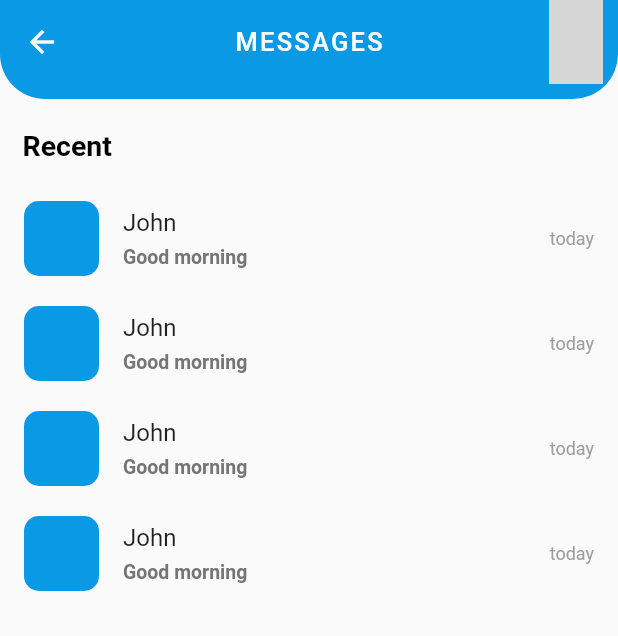
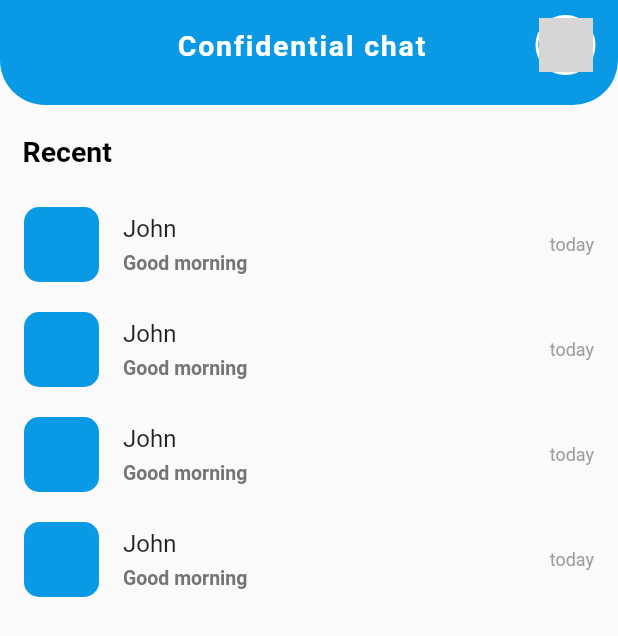
Before and after one commit to BrijeshLinearloop/ConfidentialChatApp, a Flutter app: the DashboardView screen opened by its route, on a phone screen of 412 x 824 dp. Shown: the top 636 px of the screen. Run offline on Flutter 3.47's test engine with Material 2 defaults, Android fonts, the phone set to English and light mode, and no system bars; our stand-ins replace awesome_dialog, bouncing_widget, cloud_firestore, connectivity_plus, firebase_auth, firebase_core and 8 more; accounts and stored records are empty; network calls fail; grey boxes are pictures that could not be loaded.

Commit message:
dashboard screen design and display firebase user list

```diff
--- a/lib/app/modules/dashboard/views/dashboard_view.dart
+++ b/lib/app/modules/dashboard/views/dashboard_view.dart
@@ -1,3 +1,4 @@
+import 'package:confidential_chat_app/app/routes/app_pages.dart';
 import 'package:confidential_chat_app/utils/color_constant.dart';
 import 'package:confidential_chat_app/utils/constants_class.dart';
 import 'package:confidential_chat_app/utils/math_utils.dart';
@@ -13,8 +14,10 @@ class DashboardView extends GetWidget<DashboardController> {
   @override
   Widget build(BuildContext context) {
     return Scaffold(
-      body: Stack(
+      body: SafeArea(
+        child: Stack(
           children: [
+
             Column(
               children: [
 
@@ -64,6 +67,7 @@ class DashboardView extends GetWidget<DashboardController> {
 
           ],
         ),
+      ),
     );
   }
 }
@@ -81,25 +85,38 @@ Widget HomePageHeader(DashboardController controller) {
     child: Column(
       mainAxisAlignment: MainAxisAlignment.end,
       children: [
-        AppBar(
-          centerTitle: true,
-          title: Text(
-            "MESSAGES",
+
+        Container(
+          padding: const EdgeInsets.only(right: 15,left: 15,top: 10,bottom: 10),
+          child: Row(
+            mainAxisAlignment: MainAxisAlignment.spaceBetween,
+            children: [
+              SizedBox(width: 30,height: 30,),
+
+              Text(
+                "Confidential chat",
                 overflow: TextOverflow.fade,
                 textAlign: TextAlign.left,
                 style: TextStyle(
-              letterSpacing: 1.5,
+                  letterSpacing: 1.2,
                   fontFamily: ConstantsClass.fontFamily,
                   color: ColorConstant.colorWhite,
-              fontSize: getFontSize(16),
+                  fontWeight: FontWeight.bold,
+                  fontSize: getFontSize(18),
                   // fontWeight: FontWeight.bold,
                 ),
               ),
-          elevation: 0,
-          backgroundColor: Colors.transparent,
-          actions: [
+
               Obx(() {
                 return Container(
+                  height: 40,
+                  width: 40,
+                  decoration: BoxDecoration(
+                    border: Border.all(
+                        width: 2, color: ColorConstant.colorWhite),
+                    borderRadius: const BorderRadius.all(
+                        Radius.circular(30.0)),
+                  ),
                   child: CircleAvatar(
                     backgroundImage: NetworkImage(
                         "${controller.loginUserProfile.value}"),
@@ -107,30 +124,38 @@ Widget HomePageHeader(DashboardController controller) {
                   ),
                 );
               }),
-            SizedBox(width: 10,)
+
             ],
           ),
+        ),
+
+
         SizedBox(height: 10,),
 
         Obx(() {
           return controller.listAllUsers != null &&
-              controller.listAllUsers.length > 5
+              controller.listAllUsers.length > 1
               ?
-          Padding(
-            padding: const EdgeInsets.only(right: 10.0, bottom: 5),
+          InkWell(
+            onTap: () {
+              Get.toNamed(Routes.LOGIN_USER_LIST);
+            },
+            child: Padding(
+              padding: const EdgeInsets.only(right: 15.0, bottom: 5),
               child: Row(
                 mainAxisAlignment: MainAxisAlignment.end,
                 children: [
-                Text("view more",
+                  Text("View more",
                     overflow: TextOverflow.fade,
                     textAlign: TextAlign.left,
                     style: TextStyle(
                       color: ColorConstant.colorWhite,
                       fontSize: getFontSize(14),
-                    // fontWeight: FontWeight.bold,
+                      fontWeight: FontWeight.w500,
                     ),
                   )
                 ],
+              ),
             ),
           )
               :
@@ -151,11 +176,16 @@ Widget HomePageHeader(DashboardController controller) {
                 scrollDirection: Axis.horizontal,
                 itemCount: controller.listAllUsers.length,
                 itemBuilder: (BuildContext ctx, int index) {
-                  return Row(
+                  return Container(
+                    constraints: BoxConstraints(
+                        maxWidth: 90
+                    ),
+                    child: Row(
 
                       children: [
 
-                      Column(
+                        Expanded(
+                          child: Column(
                             crossAxisAlignment: CrossAxisAlignment.center,
                             mainAxisAlignment: MainAxisAlignment.center,
                             children: [
@@ -176,20 +206,22 @@ Widget HomePageHeader(DashboardController controller) {
                                 ),
                               ),
                               Text(
-                            controller.listAllUsers[index].username.toString()
-                                .replaceAll(" ", "\n")
+                                controller.listAllUsers[index].username.toString().replaceAll(" ", "\n")
                                     .toTitleCase(),
-                            overflow: TextOverflow.fade,
+                                maxLines: 2,
+                                overflow: TextOverflow.ellipsis,
                                 textAlign: TextAlign.center,
                                 style: TextStyle(
                                   color: ColorConstant.colorWhite,
-                              fontSize: getFontSize(14),
+                                  fontSize: getFontSize(12),
                                 ),
                               )
                             ],
                           ),
+                        ),
                         const SizedBox(width: 15,)
                       ],
+                    ),
                   );
                 },
 
--- a/lib/app/routes/app_routes.dart
+++ b/lib/app/routes/app_routes.dart
@@ -9,6 +9,8 @@ abstract class Routes {
   static const REGISTRATION = _Paths.REGISTRATION;
   static const DASHBOARD = _Paths.DASHBOARD;
   static const LOGIN_USER_LIST = _Paths.LOGIN_USER_LIST;
+  static const CHAT_ROOM = _Paths.CHAT_ROOM;
+  static const PROFILE = _Paths.PROFILE;
 }
 
 abstract class _Paths {
@@ -19,4 +21,6 @@ abstract class _Paths {
   static const REGISTRATION = '/registration';
   static const DASHBOARD = '/dashboard';
   static const LOGIN_USER_LIST = '/login-user-list';
+  static const CHAT_ROOM = '/chat-room';
+  static const PROFILE = '/profile';
 }
--- a/lib/main.dart
+++ b/lib/main.dart
@@ -1,3 +1,4 @@
+import 'package:confidential_chat_app/utils/color_constant.dart';
 import 'package:firebase_core/firebase_core.dart';
 import 'package:flutter/material.dart';
 import 'package:flutter/services.dart';
@@ -14,6 +15,11 @@ Future<void> main() async {
     DeviceOrientation.portraitUp,
   ]);
 
+  SystemChrome.setSystemUIOverlayStyle(SystemUiOverlayStyle(
+    systemNavigationBarColor: Colors.black, // navigation bar color
+    statusBarColor: ColorConstant.colorPrimary, // status bar color
+  ));
+
   runApp(
     GetMaterialApp(
       debugShowCheckedModeBanner: false,
--- a/lib/utils/color_constant.dart
+++ b/lib/utils/color_constant.dart
@@ -12,7 +12,7 @@ class ColorConstant{
   static Color colorBlue = Colors.blue;
   static Color colorSkyBlue = Color(0xff0a99e5);
 
-  static Color colorPrimary = Color(0xFFFDB11A);
+  static Color colorPrimary = Color(0xff0a99e5);//Color(0xFFFDB11A)
   static Color colorBlackTransparent = Color(0x50000000);
 
 }
```
Also changed, not shown: lib/app/modules/chatRoom/bindings/chat_room_binding.dart (added, +12 -0 lines), lib/app/modules/chatRoom/controllers/chat_room_controller.dart (added, +23 -0 lines), lib/app/modules/chatRoom/views/chat_room_view.dart (added, +24 -0 lines), lib/app/modules/loginUserList/controllers/login_user_list_controller.dart (+74 -3 lines), lib/app/modules/loginUserList/views/login_user_list_view.dart (+54 -28 lines), lib/app/modules/profile/bindings/profile_binding.dart (added, +12 -0 lines), lib/app/modules/profile/controllers/profile_controller.dart (added, +23 -0 lines), lib/app/modules/profile/views/profile_view.dart (added, +24 -0 lines), lib/app/routes/app_pages.dart (+14 -0 lines). Lines whose indentation alone changed are shown as unchanged.
